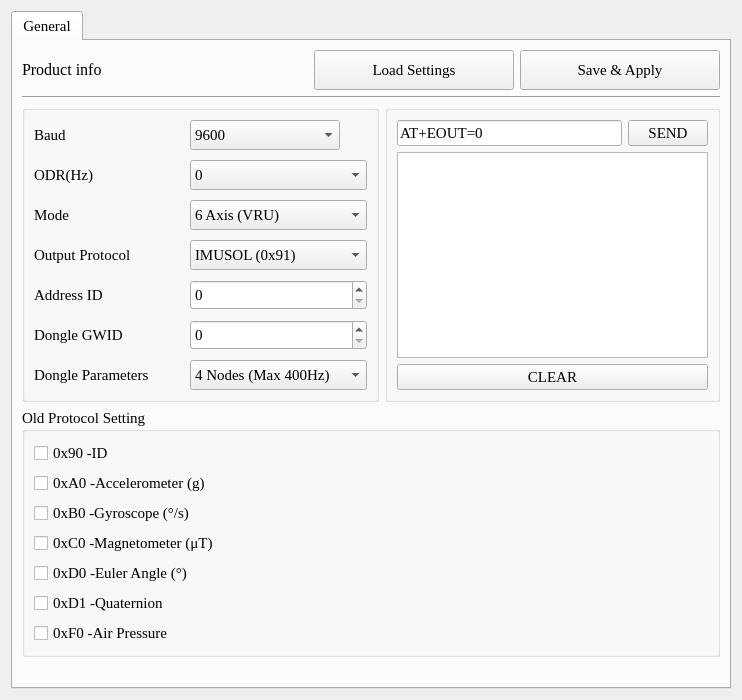
dongFangTuring/CHCenter, file CHCenter/chsettingform.ui: the form before one commit.
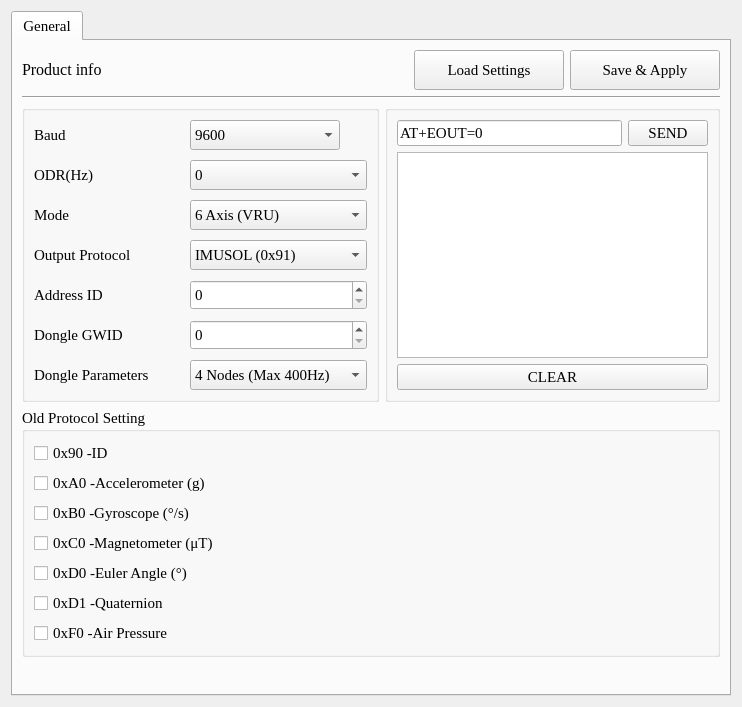
The form after the commit.

Patch:
```diff
--- a/CHCenter/chsettingform.ui
+++ b/CHCenter/chsettingform.ui
@@ -10,7 +10,7 @@
     <x>0</x>
     <y>0</y>
     <width>742</width>
-    <height>700</height>
+    <height>707</height>
    </rect>
   </property>
   <property name="sizePolicy">
@@ -104,7 +104,7 @@
           <widget class="QPushButton" name="LoadParamBTN">
            <property name="minimumSize">
             <size>
-             <width>200</width>
+             <width>150</width>
              <height>40</height>
             </size>
            </property>
@@ -117,7 +117,7 @@
           <widget class="QPushButton" name="RSTBTN">
            <property name="minimumSize">
             <size>
-             <width>200</width>
+             <width>150</width>
              <height>40</height>
             </size>
            </property>
```
